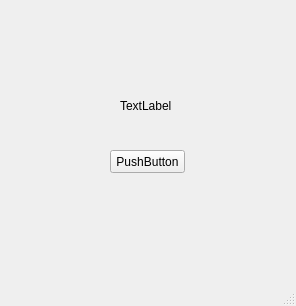
Old version of the form ui/homeUI.ui in the repository kwon416/DKU_CollegeBasicSW.
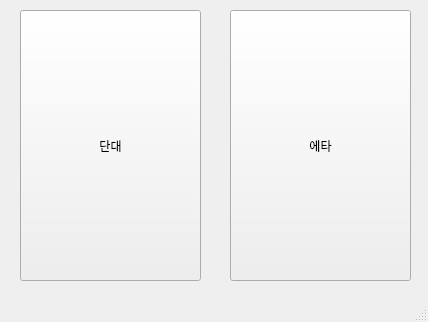
New version of the form.

Commit message: homeUI에 단대/에타 버튼 추가

The edit to the form file:
```diff
--- a/ui/homeUI.ui
+++ b/ui/homeUI.ui
@@ -6,8 +6,8 @@
    <rect>
     <x>0</x>
     <y>0</y>
-    <width>296</width>
-    <height>306</height>
+    <width>428</width>
+    <height>322</height>
    </rect>
   </property>
   <property name="windowTitle">
@@ -17,27 +17,27 @@
    <widget class="QPushButton" name="pushButton">
     <property name="geometry">
      <rect>
-      <x>110</x>
-      <y>150</y>
-      <width>75</width>
-      <height>23</height>
+      <x>20</x>
+      <y>10</y>
+      <width>181</width>
+      <height>271</height>
      </rect>
     </property>
     <property name="text">
-     <string>PushButton</string>
+     <string>단대</string>
     </property>
    </widget>
-   <widget class="QLabel" name="label">
+   <widget class="QPushButton" name="etaBtn">
     <property name="geometry">
      <rect>
-      <x>120</x>
-      <y>100</y>
-      <width>56</width>
-      <height>12</height>
+      <x>230</x>
+      <y>10</y>
+      <width>181</width>
+      <height>271</height>
      </rect>
     </property>
     <property name="text">
-     <string>TextLabel</string>
+     <string>에타</string>
     </property>
    </widget>
   </widget>
```
Left out of the diff: 4 changed lines with no effect on the pictures. The commit also changes 1 other file.
